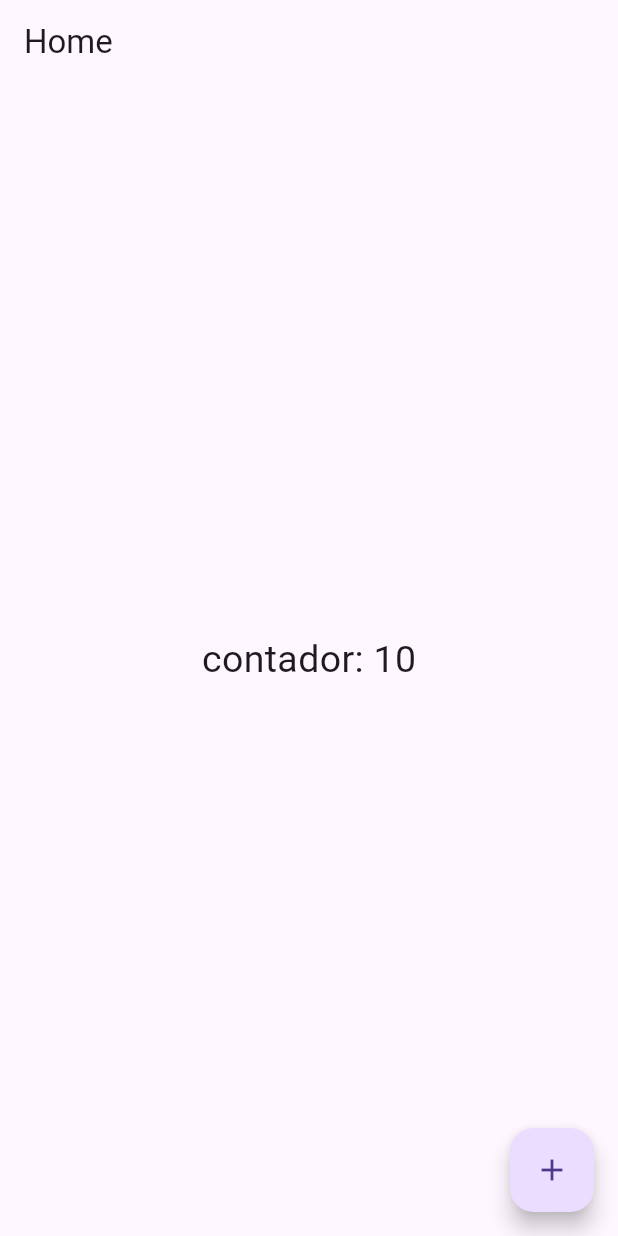
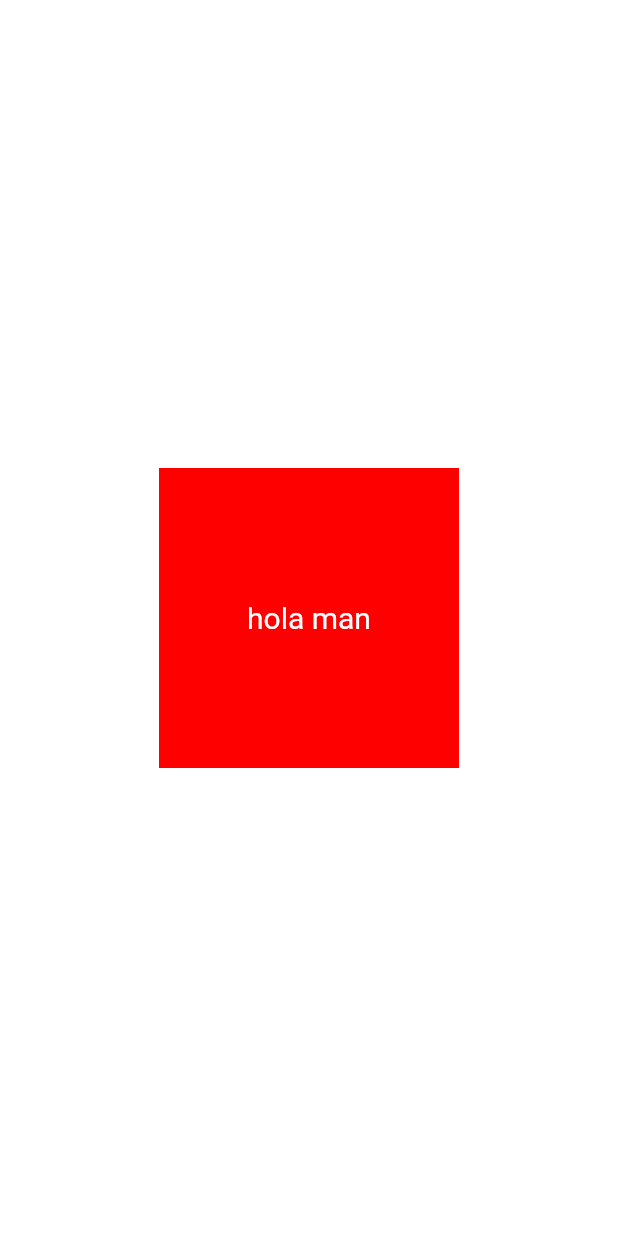
Before and after one commit to matiasgerr/Mis-proyectos, a Flutter app: the screen it shows after launch, on a phone screen of 412 x 824 dp. Run offline on Flutter 3.47's test engine with Material 3 defaults, Android fonts, the phone set to English and light mode, and no system bars.

Commit message:
cambio de app a app contenedores de imagenes SVG

```diff
--- a/proyect0/flutter_application_0/analysis_options.yaml
+++ b/proyect0/flutter_application_0/analysis_options.yaml
@@ -7,6 +7,9 @@
 
 # The following line activates a set of recommended lints for Flutter apps,
 # packages, and plugins designed to encourage good coding practices.
+analyzer:
+  errors:
+    file_names: ignore
 include: package:flutter_lints/flutter.yaml
 
 linter:
--- /dev/null
+++ b/proyect0/flutter_application_0/lib/Pages/ContainPages.dart
@@ -0,0 +1,26 @@
+// ignore: file_names
+import 'package:flutter/material.dart';
+
+class ContainPages extends StatefulWidget {
+  const ContainPages({super.key});
+
+  @override
+  State<ContainPages> createState() => _ContainPagesState();
+}
+
+class _ContainPagesState extends State<ContainPages> {
+  @override
+  Widget build(BuildContext context) {
+    return DefaultTextStyle(
+      style: TextStyle(fontSize: 20.0),
+      child: Center(
+        child: Container(
+            width: 200.0,
+            height: 200.0,
+            color: Color.fromARGB(255, 255, 0, 0),
+            alignment: Alignment.center,
+            child: Text('hola man')),
+      ),
+    );
+  }
+}
--- a/proyect0/flutter_application_0/lib/main.dart
+++ b/proyect0/flutter_application_0/lib/main.dart
@@ -1,8 +1,19 @@
 import 'package:flutter/material.dart';
-import 'package:flutter_application_0/src/pages/app.dart';
+import 'package:flutter_application_0/Pages/ContainPages.dart';
 
-void main() {
+void main(List<String> args) {
   runApp(const MyApp());
 }
 
-//entrada de toda la app
+class MyApp extends StatelessWidget {
+  const MyApp({super.key});
+
+  @override
+  Widget build(BuildContext context) {
+    return const MaterialApp(
+      debugShowCheckedModeBanner: false,
+      title: 'container',
+      home: ContainPages(),
+    );
+  }
+}
--- a/proyect0/flutter_application_0/lib/src/pages/app.dart
+++ /dev/null
@@ -1,15 +0,0 @@
-import 'package:flutter/material.dart';
-import 'package:flutter_application_0/src/pages/contador.dart';
-
-class MyApp extends StatelessWidget {
-  const MyApp({super.key});
-
-  @override
-  Widget build(BuildContext context) {
-    return const MaterialApp(
-      home: Center(
-        child: Contador(),
-      ),
-    );
-  }
-}
--- a/proyect0/flutter_application_0/lib/src/pages/contador.dart
+++ /dev/null
@@ -1,34 +0,0 @@
-import 'package:flutter/material.dart';
-
-class Contador extends StatefulWidget {
-  const Contador({super.key});
-
-  @override
-  State<Contador> createState() => _ContadorState();
-}
-
-class _ContadorState extends State<Contador> {
-  int contador = 10;
-  @override
-  Widget build(BuildContext context) {
-    return Scaffold(
-      appBar: AppBar(
-        title: const Text('Home'),
-      ),
-      body: Center(
-        child: Text(
-          'contador: $contador',
-          style: const TextStyle(fontSize: 25),
-        ),
-      ),
-      floatingActionButton: FloatingActionButton(
-        onPressed: () {
-          setState(() {
-            contador++;
-          });
-        },
-        child: const Icon(Icons.add),
-      ),
-    );
-  }
-}
--- a/proyect0/flutter_application_0/pubspec.yaml
+++ b/proyect0/flutter_application_0/pubspec.yaml
@@ -35,6 +35,7 @@ dependencies:
   # The following adds the Cupertino Icons font to your application.
   # Use with the CupertinoIcons class for iOS style icons.
   cupertino_icons: ^1.0.8
+  flutter_svg: ^2.0.14
 
 dev_dependencies:
   flutter_test:
@@ -59,8 +60,8 @@ flutter:
   uses-material-design: true
 
   # To add assets to your application, add an assets section, like this:
-  # assets:
-  #   - images/a_dot_burr.jpeg
+  assets:
+    - assets/
   #   - images/a_dot_ham.jpeg
 
   # An image asset can refer to one or more resolution-specific "variants", see
```
Also changed, not shown: proyect0/flutter_application_0/assets/auris.jpg (added), proyect0/flutter_application_0/assets/cats.svg (added), proyect0/flutter_application_0/pubspec.lock, 1 other file.
